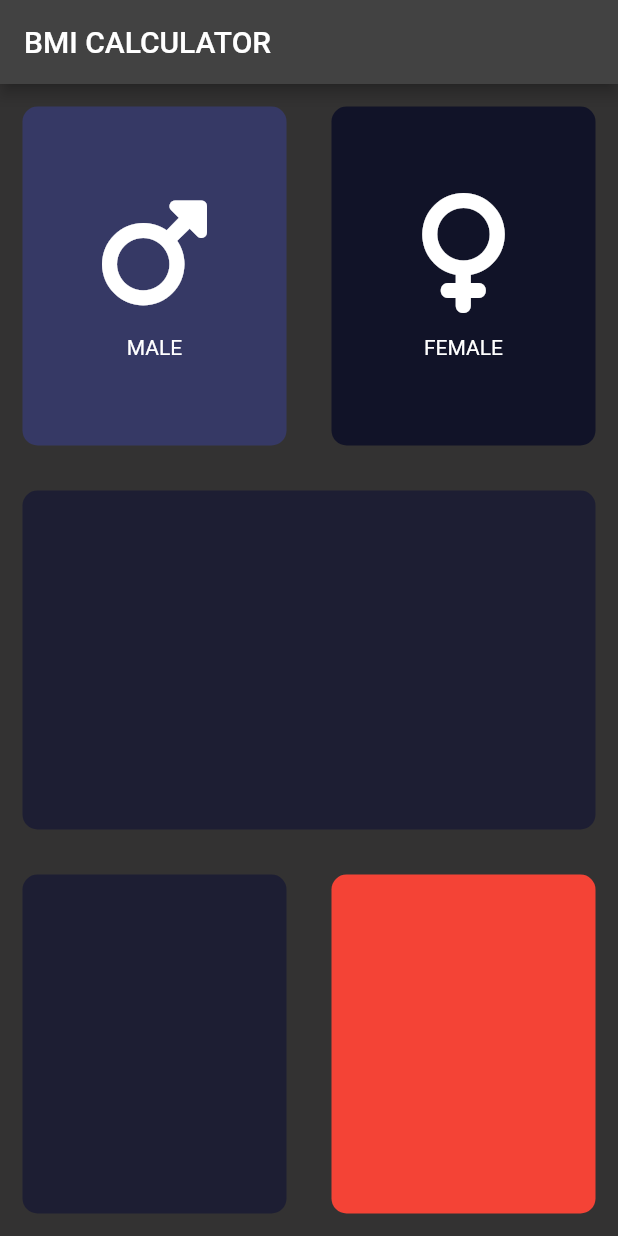
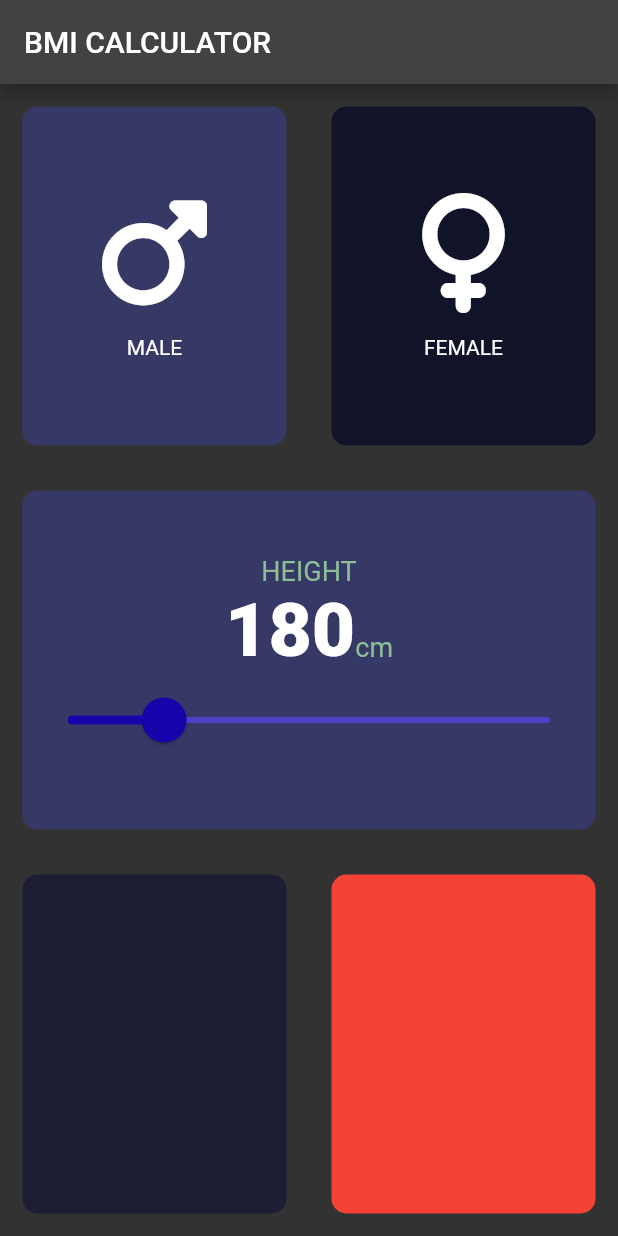
Before and after one commit to musyimi/bmi, a Flutter app: the screen it shows after launch, after a tap on "MALE", on a phone screen of 412 x 824 dp. Run offline on Flutter 3.47's test engine with Material 2 defaults, Android fonts, the phone set to English and light mode, and no system bars; our stand-ins replace font_awesome_flutter.

Commit message:
added the slider widget and created a new constants file where all constants will be kept

```diff
--- a/lib/Input_page.dart
+++ b/lib/Input_page.dart
@@ -2,9 +2,7 @@
 import 'package:font_awesome_flutter/font_awesome_flutter.dart';
 import 'icon_content.dart';
 import 'reusable_card.dart';
-
-const inactiveCardColour = Color(0xFF111328);
-const activeCardColour = Color(0xFF363965);
+import 'constants.dart';
 
 enum Gender {
   male,
@@ -19,26 +17,8 @@
 }
 
 class _InputPageState extends State<InputPage> {
-  Color maleCardColour = inactiveCardColour;
-  Color femaleCardColour = inactiveCardColour;
-
-  void updateColour(Gender selectedGender) {
-    if (selectedGender == Gender.male) {
-      if (maleCardColour == inactiveCardColour)
-        maleCardColour = activeCardColour;
-      femaleCardColour = inactiveCardColour;
-    } else {
-      maleCardColour = inactiveCardColour;
-    }
-
-    if (selectedGender == Gender.female) {
-      if (femaleCardColour == inactiveCardColour)
-        femaleCardColour = activeCardColour;
-      maleCardColour = inactiveCardColour;
-    } else {
-      femaleCardColour = inactiveCardColour;
-    }
-  }
+  Gender? selectedGender;
+  int height = 180;
 
   @override
   Widget build(BuildContext context) {
@@ -47,39 +27,40 @@
           title: Text('BMI CALCULATOR'),
         ),
         body: Column(
+          crossAxisAlignment: CrossAxisAlignment.stretch,
           children: <Widget>[
             Expanded(
                 child: Row(
               children: <Widget>[
                 Expanded(
-                  child: GestureDetector(
-                    onTap: () {
+                  child: ReusableCard(
+                    onPress: () {
                       setState(() {
-                        updateColour(Gender.male);
+                        selectedGender = Gender.male;
                       });
                     },
-                    child: ReusableCard(
-                      colour: maleCardColour,
+                    colour: selectedGender == Gender.male
+                        ? kActiveCardColour
+                        : kInactiveCardColour,
                     cardChild: IconContent(
                       icon: FontAwesomeIcons.mars,
                       label: 'MALE',
                     ),
                   ),
                 ),
-                ),
                 Expanded(
-                  child: GestureDetector(
-                    onTap: () {
+                  child: ReusableCard(
+                    onPress: () {
                       setState(() {
-                        updateColour(Gender.female);
+                        selectedGender == Gender.female;
                       });
                     },
-                    child: ReusableCard(
-                      colour: femaleCardColour,
+                    colour: selectedGender == Gender.female
+                        ? kActiveCardColour
+                        : kInactiveCardColour,
                     cardChild: IconContent(
                       icon: FontAwesomeIcons.venus,
                       label: 'FEMALE',
-                      ),
                     ),
                   ),
                 ),
@@ -87,7 +68,49 @@
             )),
             Expanded(
               child: ReusableCard(
-                colour: Color(0xFF1D1E33),
+                onPress: () {},
+                colour: kActiveCardColour,
+                cardChild: Column(
+                  mainAxisAlignment: MainAxisAlignment.center,
+                  children: <Widget>[
+                    Text('HEIGHT', style: kLabelTextStyle),
+                    Row(
+                      mainAxisAlignment: MainAxisAlignment.center,
+                      crossAxisAlignment: CrossAxisAlignment.baseline,
+                      textBaseline: TextBaseline.alphabetic,
+                      children: <Widget>[
+                        Text(
+                          height.toString(),
+                          style: kNumberTextStyle,
+                        ),
+                        Text(
+                          'cm',
+                          style: kLabelTextStyle,
+                        )
+                      ],
+                    ),
+                    SliderTheme(
+                      data: SliderTheme.of(context).copyWith(
+                        overlayColor: Color(0x291505AA),
+                        thumbShape:
+                            RoundSliderThumbShape(enabledThumbRadius: 15.0),
+                        overlayShape:
+                            RoundSliderOverlayShape(overlayRadius: 30.0),
+                      ),
+                      child: Slider(
+                          value: height.toDouble(),
+                          min: 150.0,
+                          max: 300.0,
+                          activeColor: Color(0xFF1505AA),
+                          inactiveColor: Color(0xFF4E41C4),
+                          onChanged: (double newValue) {
+                            setState(() {
+                              height = newValue.round();
+                            });
+                          }),
+                    )
+                  ],
+                ),
               ),
             ),
             Expanded(
@@ -95,11 +118,13 @@
                 children: <Widget>[
                   Expanded(
                     child: ReusableCard(
+                      onPress: () {},
                       colour: Color(0xFF1D1E33),
                     ),
                   ),
                   Expanded(
                     child: ReusableCard(
+                      onPress: () {},
                       colour: Colors.red,
                     ),
                   ),
--- /dev/null
+++ b/lib/constants.dart
@@ -0,0 +1,14 @@
+import 'package:flutter/material.dart';
+
+const kInactiveCardColour = Color(0xFF111328);
+const kActiveCardColour = Color(0xFF363965);
+
+const kLabelTextStyle = TextStyle(
+  fontSize: 18.0,
+  color: Color(0xFF8DBE98),
+);
+
+const kNumberTextStyle = TextStyle(
+  fontSize: 50.0,
+  fontWeight: FontWeight.w900,
+);
--- a/lib/reusable_card.dart
+++ b/lib/reusable_card.dart
@@ -1,19 +1,24 @@
 import 'package:flutter/material.dart';
+import 'constants.dart';
 
 class ReusableCard extends StatelessWidget {
-  ReusableCard({required this.colour, this.cardChild});
+  ReusableCard({required this.colour, this.cardChild, required this.onPress});
 
   final Color colour;
   final Widget? cardChild;
+  final Function()? onPress;
 
   @override
   Widget build(BuildContext context) {
-    return Container(
-      child: cardChild,
-      margin: EdgeInsets.all(15.0),
-      decoration: BoxDecoration(
-        color: colour,
-        borderRadius: BorderRadius.circular(10.0),
+    return GestureDetector(
+      onTap: onPress,
+      child: Container(
+        child: cardChild,
+        margin: EdgeInsets.all(15.0),
+        decoration: BoxDecoration(
+          color: colour,
+          borderRadius: BorderRadius.circular(10.0),
+        ),
       ),
     );
   }
```
Lines whose indentation alone changed are shown as unchanged.
